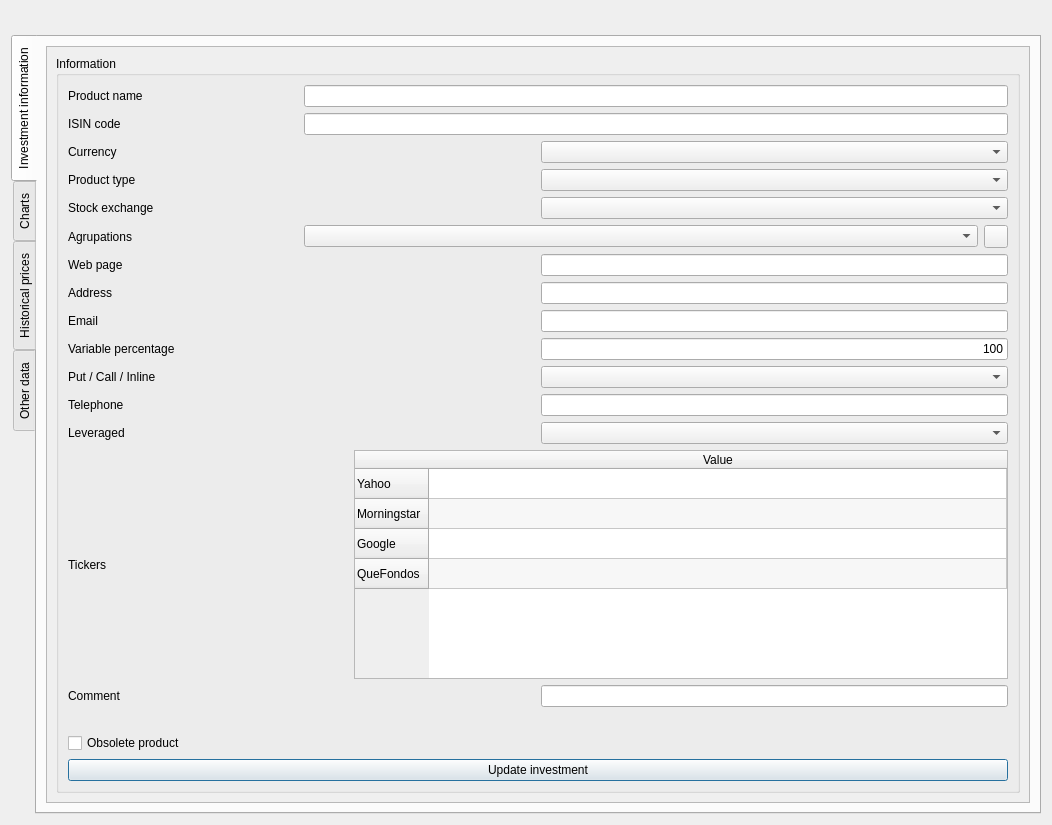
Qt form xulpymoney/ui/frmProductReport.ui (turulomio/xulpymoney) before a commit.
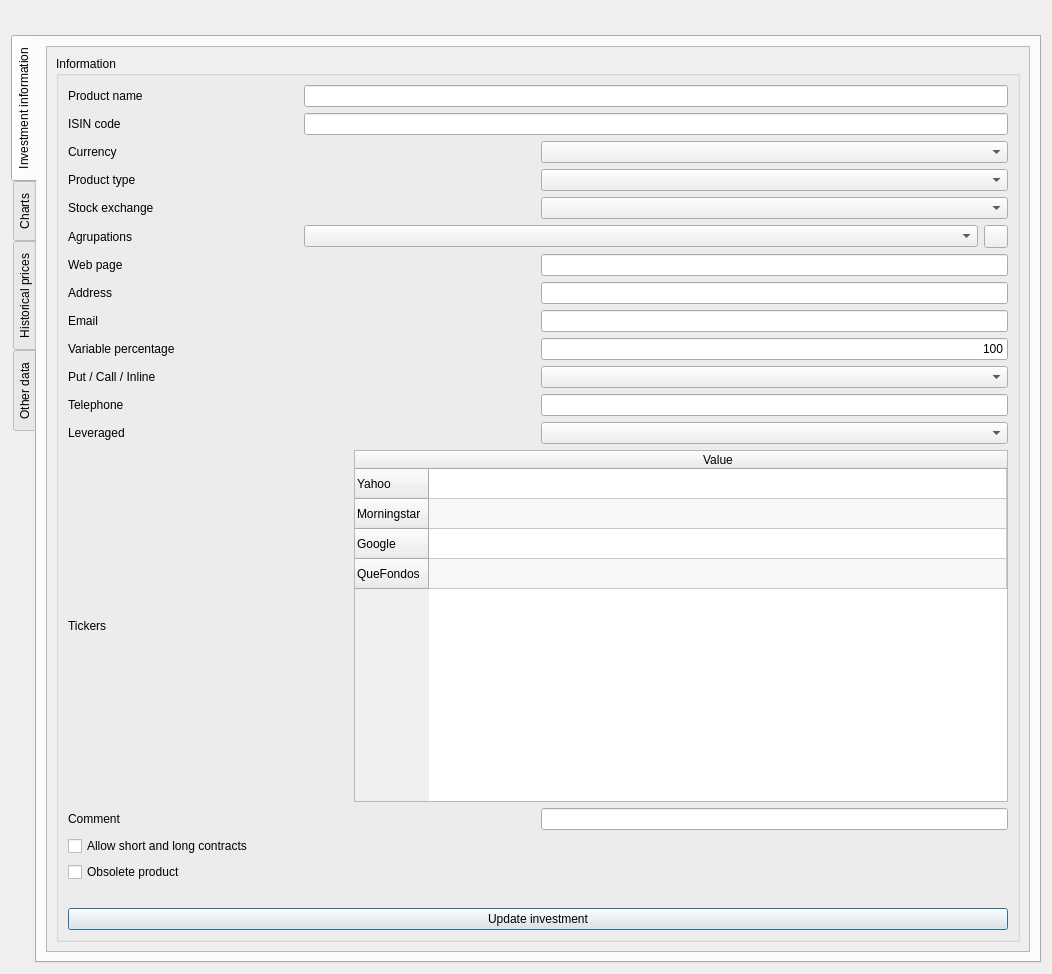
The same form after that commit. Icons and pictures are not drawn. Custom widgets are drawn as their Qt base class.

Commit message: Now you can see and edit product high_low property. Fixes #40. Removed has_basic_data function and dialogs to insert basic data to a product

```diff
--- a/xulpymoney/ui/frmProductReport.ui
+++ b/xulpymoney/ui/frmProductReport.ui
@@ -10,7 +10,7 @@
     <x>0</x>
     <y>0</y>
     <width>1052</width>
-    <height>825</height>
+    <height>974</height>
    </rect>
   </property>
   <property name="windowTitle">
@@ -79,8 +79,8 @@
                <rect>
                 <x>0</x>
                 <y>0</y>
-                <width>965</width>
-                <height>796</height>
+                <width>985</width>
+                <height>904</height>
                </rect>
               </property>
               <layout class="QHBoxLayout" name="horizontalLayout_31">
@@ -557,6 +557,24 @@
                       </item>
                      </layout>
                     </item>
+                    <item>
+                     <widget class="QCheckBox" name="chkHL">
+                      <property name="text">
+                       <string>Allow short and long contracts</string>
+                      </property>
+                     </widget>
+                    </item>
+                    <item>
+                     <layout class="QHBoxLayout" name="horizontalLayout_33">
+                      <item>
+                       <widget class="QCheckBox" name="chkObsolete">
+                        <property name="text">
+                         <string>Obsolete product</string>
+                        </property>
+                       </widget>
+                      </item>
+                     </layout>
+                    </item>
                     <item>
                      <widget class="QLabel" name="lblAutoupdate">
                       <property name="font">
@@ -570,17 +588,6 @@
                       </property>
                      </widget>
                     </item>
-                    <item>
-                     <layout class="QHBoxLayout" name="horizontalLayout_33">
-                      <item>
-                       <widget class="QCheckBox" name="chkObsolete">
-                        <property name="text">
-                         <string>Obsolete product</string>
-                        </property>
-                       </widget>
-                      </item>
-                     </layout>
-                    </item>
                     <item>
                      <widget class="QPushButton" name="cmdSave">
                       <property name="text">
```
The commit also changes 4 other files.
